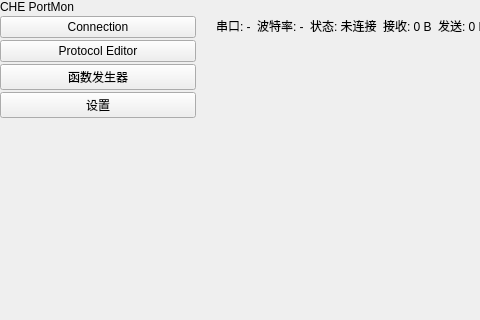
Above: ui/forms/main_window.ui from Sanqiuzhiji/CHE_PortMon before the change; both pictures show x 0 to 480 and y 0 to 320 of the 1360 by 860 pixel window. Below: the same form after it.
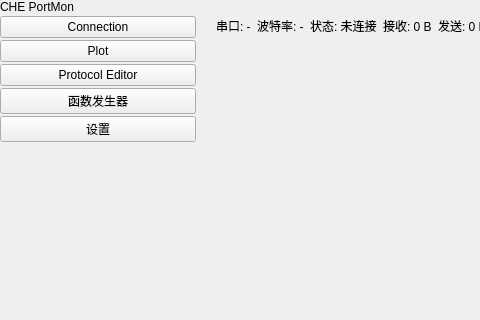
That is the form after the change.

```diff
--- a/ui/forms/main_window.ui
+++ b/ui/forms/main_window.ui
@@ -25,6 +25,7 @@
        <property name="bottomMargin"><number>16</number></property>
        <item><widget class="QLabel" name="appTitleLabel"><property name="text"><string>CHE PortMon</string></property></widget></item>
        <item><widget class="QPushButton" name="connectionNavButton"><property name="text"><string>Connection</string></property></widget></item>
+       <item><widget class="QPushButton" name="plotNavButton"><property name="text"><string>Plot</string></property></widget></item>
        <item><widget class="QPushButton" name="protocolEditorNavButton"><property name="text"><string>Protocol Editor</string></property></widget></item>
        <item><widget class="QPushButton" name="functionNavButton"><property name="text"><string>函数发生器</string></property></widget></item>
        <item><widget class="QPushButton" name="settingsNavButton"><property name="text"><string>设置</string></property></widget></item>
```
